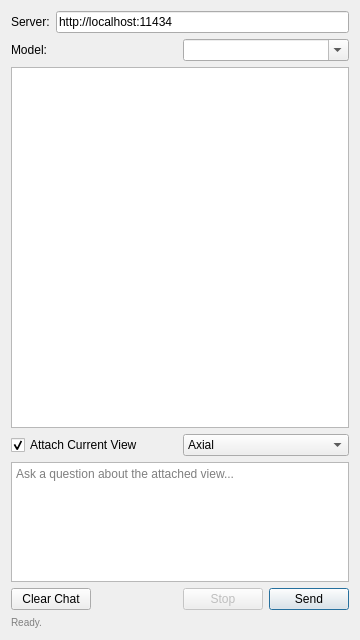
Old version of the form GUI/Qt/Components/OllamaQAWidget.ui in the repository vhxjaouen/latimsnap.
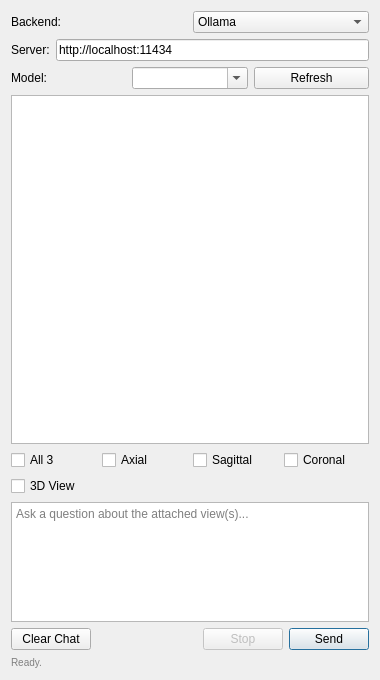
New version of the form.

Commit message:
AI Assistant: live markdown rendering, connection persistence, multi-view composite images
- Render chat output as Markdown (Qt QTextBrowser::setMarkdown) with debounced
  live re-render and scroll-pinning
- Persist backend/server/model/view-attachment settings via QSettings
- Send all attached views as a single labeled composite montage image to
  support vision backends with single-image limits
- Add Docker deploy workflow, gitignore packaged builds

Patch:
```diff
--- a/GUI/Qt/Components/OllamaQAWidget.ui
+++ b/GUI/Qt/Components/OllamaQAWidget.ui
@@ -6,14 +6,39 @@
    <rect>
     <x>0</x>
     <y>0</y>
-    <width>360</width>
-    <height>640</height>
+    <width>380</width>
+    <height>680</height>
    </rect>
   </property>
   <property name="windowTitle">
    <string>AI Assistant</string>
   </property>
   <layout class="QVBoxLayout" name="verticalLayout">
+   <item>
+    <layout class="QHBoxLayout" name="horizontalLayoutBackend">
+     <item>
+      <widget class="QLabel" name="labelBackend">
+       <property name="text">
+        <string>Backend:</string>
+       </property>
+      </widget>
+     </item>
+     <item>
+      <widget class="QComboBox" name="comboBackend">
+       <item>
+        <property name="text">
+         <string>Ollama</string>
+        </property>
+       </item>
+       <item>
+        <property name="text">
+         <string>llama.cpp</string>
+        </property>
+       </item>
+      </widget>
+     </item>
+    </layout>
+   </item>
    <item>
     <layout class="QHBoxLayout" name="horizontalLayoutSettings">
      <item>
@@ -48,6 +73,13 @@
        </property>
       </widget>
      </item>
+     <item>
+      <widget class="QPushButton" name="btnRefreshModels">
+       <property name="text">
+        <string>Refresh</string>
+       </property>
+      </widget>
+     </item>
     </layout>
    </item>
    <item>
@@ -58,41 +90,62 @@
     </widget>
    </item>
    <item>
-    <layout class="QHBoxLayout" name="horizontalLayoutOptions">
+    <layout class="QHBoxLayout" name="horizontalLayoutAttach">
      <item>
-      <widget class="QCheckBox" name="checkAttachView">
+      <widget class="QCheckBox" name="checkAttachAll">
        <property name="text">
-        <string>Attach Current View</string>
+        <string>All 3</string>
        </property>
-       <property name="checked">
+       <property name="tristate">
         <bool>true</bool>
        </property>
       </widget>
      </item>
      <item>
-      <widget class="QComboBox" name="comboViewSource">
-       <item>
+      <widget class="QCheckBox" name="checkAxial">
         <property name="text">
          <string>Axial</string>
         </property>
+      </widget>
        </item>
        <item>
+      <widget class="QCheckBox" name="checkSagittal">
         <property name="text">
          <string>Sagittal</string>
         </property>
+      </widget>
        </item>
        <item>
+      <widget class="QCheckBox" name="checkCoronal">
         <property name="text">
          <string>Coronal</string>
         </property>
-       </item>
+      </widget>
+     </item>
+    </layout>
+   </item>
        <item>
+    <layout class="QHBoxLayout" name="horizontalLayoutAttach3d">
+     <item>
+      <widget class="QCheckBox" name="checkAttach3d">
         <property name="text">
          <string>3D View</string>
         </property>
-       </item>
       </widget>
      </item>
+     <item>
+      <spacer name="spacer3d">
+       <property name="orientation">
+        <enum>Qt::Horizontal</enum>
+       </property>
+       <property name="sizeHint" stdset="0">
+        <size>
+         <width>40</width>
+         <height>20</height>
+        </size>
+       </property>
+      </spacer>
+     </item>
     </layout>
    </item>
    <item>
@@ -104,7 +157,7 @@
       </size>
      </property>
      <property name="placeholderText">
-      <string>Ask a question about the attached view...</string>
+      <string>Ask a question about the attached view(s)...</string>
      </property>
     </widget>
    </item>
```
Lines whose indentation alone changed are shown as unchanged. The commit also changes 11 other files.
